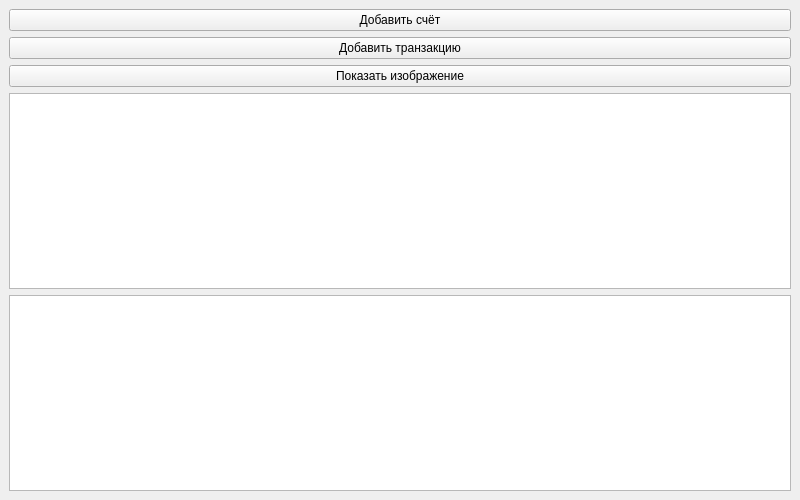
Above: ui/main_window.ui from Raiterion-coder/qt_project_1 before the change. Below: the same form after it.
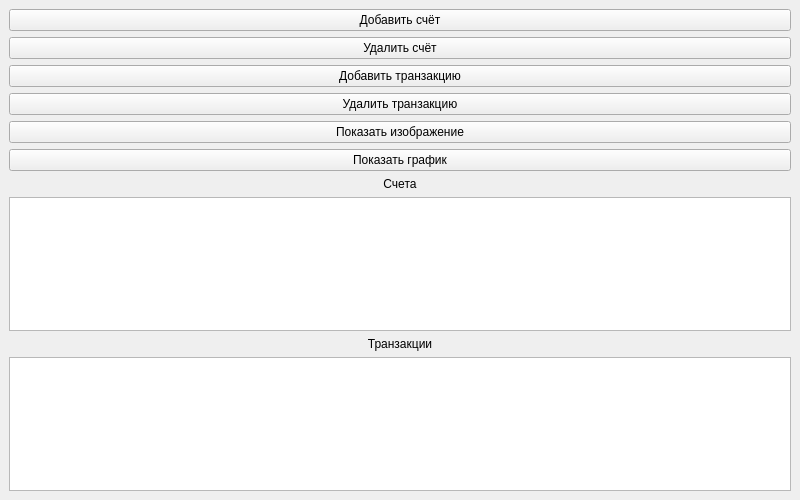
That is the form after the change.

The edit to the form file:
```diff
--- a/ui/main_window.ui
+++ b/ui/main_window.ui
@@ -6,9 +6,16 @@
   <widget class="QWidget" name="centralwidget">
    <layout class="QVBoxLayout">
     <item><widget class="QPushButton" name="btnAddAccount"><property name="text"><string>Добавить счёт</string></property></widget></item>
+    <item><widget class="QPushButton" name="btnDelAccount"><property name="text"><string>Удалить счёт</string></property></widget></item>
     <item><widget class="QPushButton" name="btnAddTx"><property name="text"><string>Добавить транзакцию</string></property></widget></item>
+    <item><widget class="QPushButton" name="btnDelTx"><property name="text"><string>Удалить транзакцию</string></property></widget></item>
     <item><widget class="QPushButton" name="btnShowImage"><property name="text"><string>Показать изображение</string></property></widget></item>
+    <item><widget class="QPushButton" name="btnShowChart"><property name="text"><string>Показать график</string></property></widget></item>
+
+    <item><widget class="QLabel" name="lblAccountsTitle"><property name="text"><string>Счета</string></property><property name="alignment"><set>Qt::AlignCenter</set></property></widget></item>
     <item><widget class="QTableWidget" name="tblAccounts"/></item>
+
+    <item><widget class="QLabel" name="lblTransactionsTitle"><property name="text"><string>Транзакции</string></property><property name="alignment"><set>Qt::AlignCenter</set></property></widget></item>
     <item><widget class="QTableWidget" name="tblTransactions"/></item>
    </layout>
   </widget>
```
Left out of the diff: 14 changed lines with no effect on the pictures.
